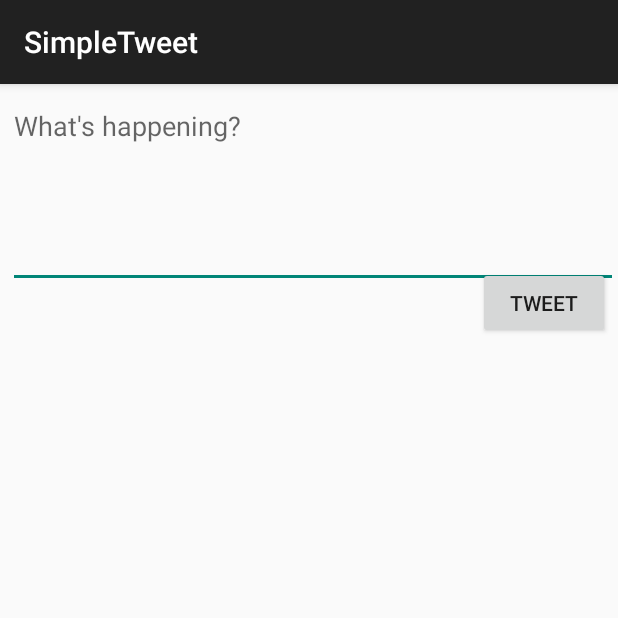
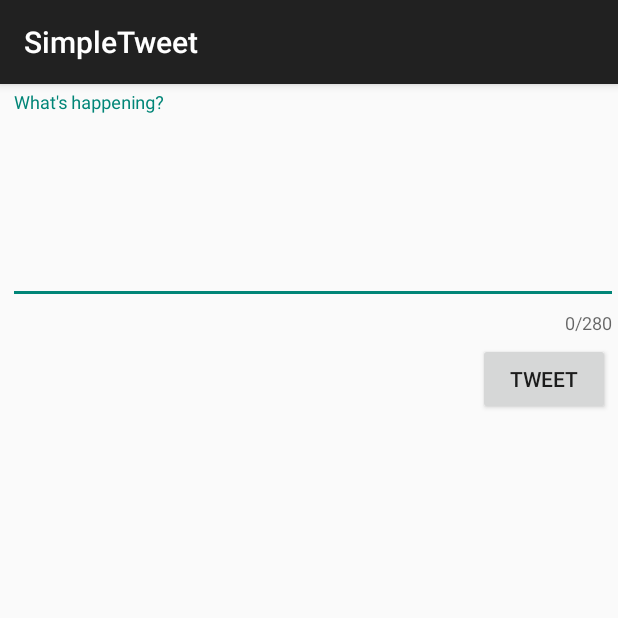
Before and after one commit to alexriviello/simpleTweet, an Android app: the ComposeActivity screen opened directly, with no data from a screen before it, on a phone screen of 412 x 824 dp, the top half of it. Run offline under Robolectric (Android 15) with nearby library versions, the phone set to English and light mode, and no system bars; our stand-ins replace Room's generated code; libraries missing offline, so code that uses them is left out: com.codepath.asynchttpclient, com.facebook.stetho, org.parceler; 1 statement that could not run was skipped.

Commit message:
Included character count for Tweets
Text turns red if over 280 characters.

```diff
--- a/app/build.gradle
+++ b/app/build.gradle
@@ -5,7 +5,7 @@ def apikeyProperties = new Properties()
 apikeyProperties.load(new FileInputStream(apikeyPropertiesFile))
 
 android {
-    compileSdkVersion 28
+    compileSdkVersion 29
 
     defaultConfig {
         applicationId "com.codepath.apps.restclienttemplate"
@@ -53,6 +53,7 @@ dependencies {
     implementation 'androidx.swiperefreshlayout:swiperefreshlayout:1.0.0'
     implementation 'androidx.cardview:cardview:1.0.0'
     implementation 'jp.wasabeef:glide-transformations:3.3.0'
+    implementation 'com.google.android.material:material:1.0.0'
 
     implementation 'org.parceler:parceler-api:1.1.12'
     annotationProcessor 'org.parceler:parceler:1.1.12'
--- a/app/src/main/res/layout/activity_compose.xml
+++ b/app/src/main/res/layout/activity_compose.xml
@@ -8,28 +8,39 @@
     tools:context=".ComposeActivity">
 
 
-    <EditText
-        android:id="@+id/etCompose"
+
+
+    <com.google.android.material.textfield.TextInputLayout
+        android:id="@+id/tweetText"
         android:layout_width="match_parent"
         android:layout_height="wrap_content"
         android:layout_alignParentStart="true"
         android:layout_alignParentTop="true"
         android:layout_marginStart="5dp"
         android:layout_marginTop="5dp"
+        app:counterEnabled="true"
+        app:counterMaxLength="280">
+
+
+        <EditText
+            android:id="@+id/etCompose"
+            android:layout_width="match_parent"
+            android:layout_height="wrap_content"
             android:ems="10"
             android:gravity="start|top"
             android:hint="@string/whats_happening"
             android:inputType="textMultiLine"
             android:minLines="5"
             android:textColorHighlight="#7cff88" />
+    </com.google.android.material.textfield.TextInputLayout>
 
     <Button
         android:id="@+id/btnTweet"
         android:layout_width="wrap_content"
         android:layout_height="wrap_content"
-        android:layout_below="@+id/etCompose"
+        android:layout_below="@+id/tweetText"
         android:layout_alignParentEnd="true"
-        android:layout_marginTop="-14dp"
+        android:layout_marginTop="5dp"
         android:layout_marginEnd="5dp"
         android:text="@string/tweet" />
 </RelativeLayout>
```
Lines whose indentation alone changed are shown as unchanged.
